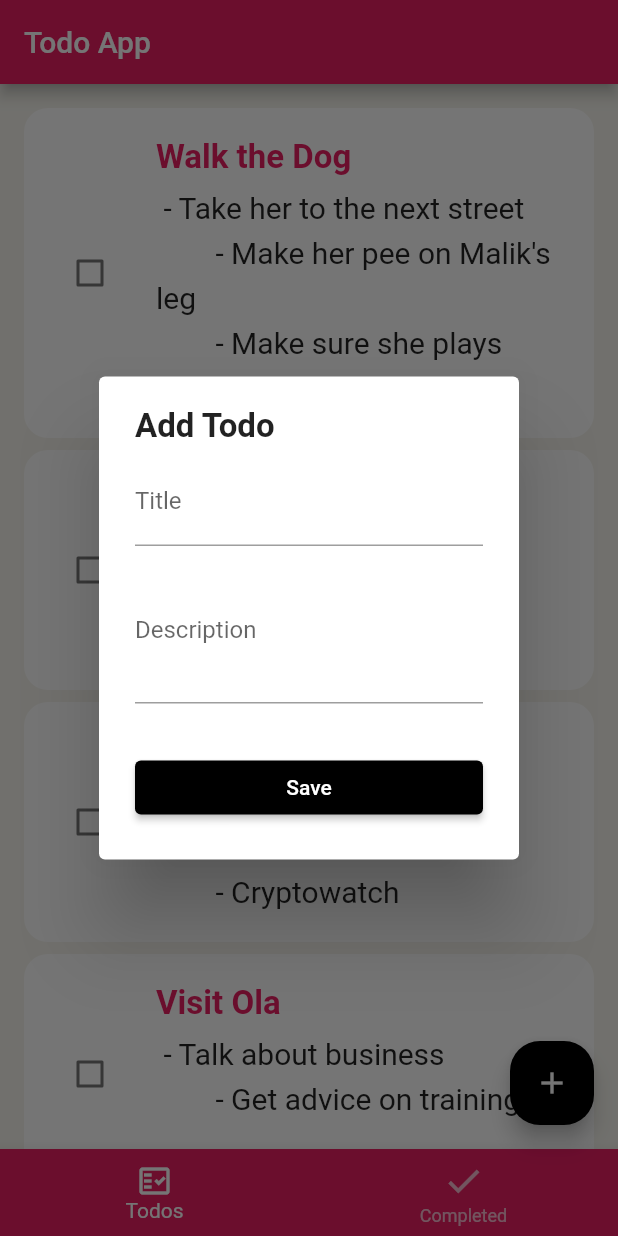
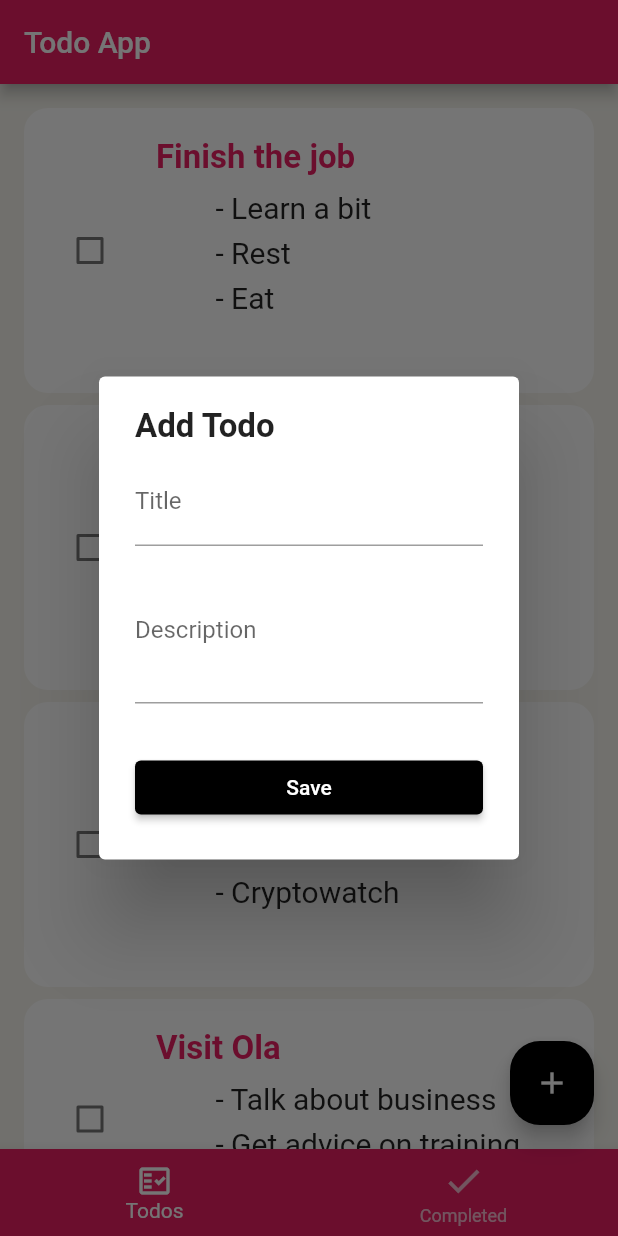
Before and after one commit to fiki2002/todo-App, a Flutter app: the screen it shows after launch, after a tap on the "add" icon, on a phone screen of 412 x 824 dp. Run offline on Flutter 3.47's test engine with Material 2 defaults, Android fonts, the phone set to English and light mode, and no system bars; drawn by our look-alikes of flutter_slidable.

Commit message:
Made Fixes

```diff
--- a/lib/provider/todos.dart
+++ b/lib/provider/todos.dart
@@ -6,24 +6,31 @@ class TodosProvider extends ChangeNotifier {
   final List<Todo> _todos = [
     Todo(
         createdTime: DateTime.now(),
-        title: 'Walk the Dog',
-        description: ''' - Take her to the next street
-        - Make her pee on Malik's leg
-        - Make sure she plays with Salsa'''),
-    Todo(createdTime: DateTime.now(), title: 'Buy Food', description: ''' - Rice
+        title: 'Finish the job',
+        description: '''
+        - Learn a bit
+        - Rest
+        - Eat
+        '''),
+    Todo(createdTime: DateTime.now(), title: 'Buy Food', description: '''
+        - Rice
         - Beans
-        - Yam'''),
+        - Yam
+        '''),
     Todo(
-        createdTime: DateTime.now(), title: 'Code', description: ''' - Tutorials
+        createdTime: DateTime.now(), title: 'Code', description: '''
+        - Tutorials
         - Lifesavers
-        - Cryptowatch'''),
+        - Cryptowatch
+        '''),
     Todo(
         createdTime: DateTime.now(),
         title: 'Visit Ola',
-        description: ''' - Talk about business
+        description: '''
+        - Talk about business
         - Get advice on training
       '''),
   ];
-  //To make our list of todos public... the code below is a getter which is public and we make sure the ones that are not done yet are displayed when neccessary
+  //To make our list of todos public... the code below is a getter which is public and we make sure the ones that are not done yet are displayed where neccessary
   List<Todo> get todos => _todos.where((todo) => todo.isDone == false).toList();
 }
--- a/lib/widgets/todo_form_widget.dart
+++ b/lib/widgets/todo_form_widget.dart
@@ -21,7 +21,7 @@ class TodoFormWidget extends StatelessWidget {
       child: Column(
         mainAxisSize: MainAxisSize.min,
         children: [
-          buildTile(),
+          buildTitle(),
           const SizedBox(
             height: 8,
           ),
@@ -35,7 +35,7 @@ class TodoFormWidget extends StatelessWidget {
     );
   }
 
-  Widget buildTile() => TextFormField(
+  Widget buildTitle() => TextFormField(
         maxLines: 1,
         initialValue: title,
         onChanged: onChangedTitle,
@@ -74,7 +74,7 @@ class TodoFormWidget extends StatelessWidget {
             backgroundColor: MaterialStateProperty.all(Colors.black),
           ),
           onPressed: onSavedTodo,
-          child: Text(
+          child: const Text(
             'Save',
           ),
         ),
--- a/lib/widgets/todo_widget.dart
+++ b/lib/widgets/todo_widget.dart
@@ -10,7 +10,7 @@ class TodoWidget extends StatelessWidget {
   Widget build(BuildContext context) => ClipRRect(
         borderRadius: BorderRadius.circular(16),
         child: Slidable(
-          key:UniqueKey(),
+          key: UniqueKey(),
           startActionPane: const ActionPane(
             motion: ScrollMotion(),
             children: [
@@ -21,11 +21,9 @@ class TodoWidget extends StatelessWidget {
                 icon: Icons.edit,
                 label: 'Edit',
               ),
-
             ],
-
           ),
-          endActionPane:  const ActionPane(
+          endActionPane: const ActionPane(
             motion: ScrollMotion(),
             children: [
               SlidableAction(
@@ -35,7 +33,8 @@ class TodoWidget extends StatelessWidget {
                 icon: Icons.delete,
                 label: 'Delete',
               ),
-            ],        ),
+            ],
+          ),
           child: buildTodo(context),
         ),
       );
@@ -55,8 +54,7 @@ class TodoWidget extends StatelessWidget {
           const SizedBox(
             width: 20,
           ),
-          Expanded(
-            child: Column(
+          Column(
             crossAxisAlignment: CrossAxisAlignment.start,
             children: [
               Text(
@@ -80,7 +78,6 @@ class TodoWidget extends StatelessWidget {
                 ),
             ],
           ),
-          ),
         ],
       ),
     );
```
Lines whose indentation alone changed are shown as unchanged.
